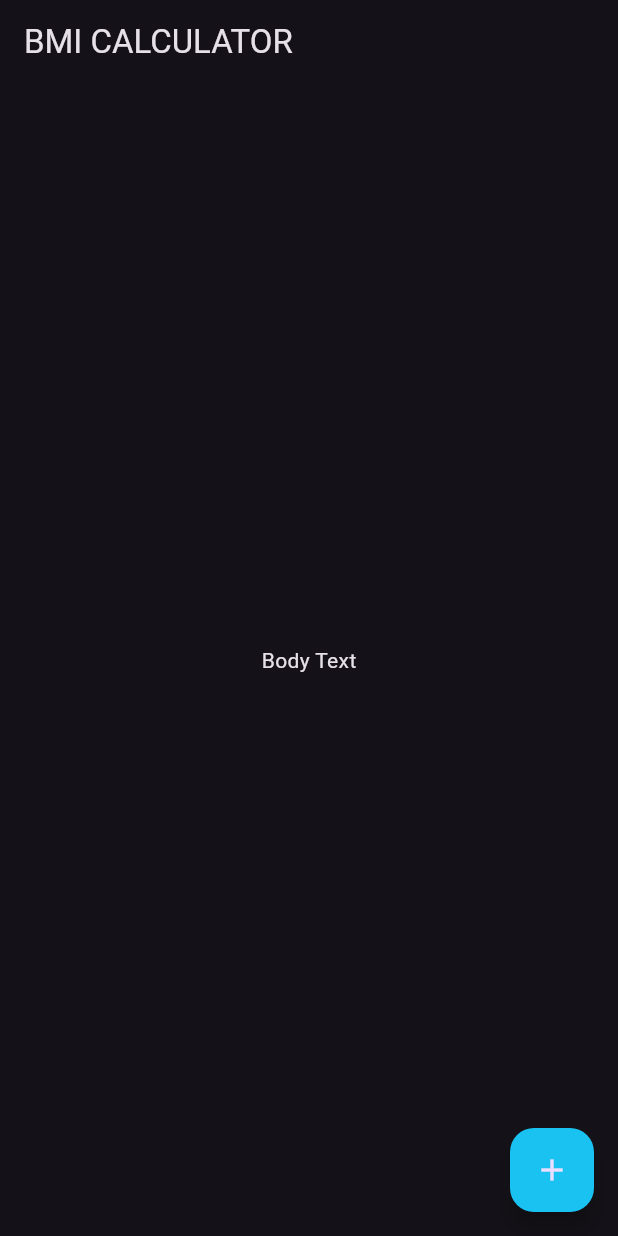
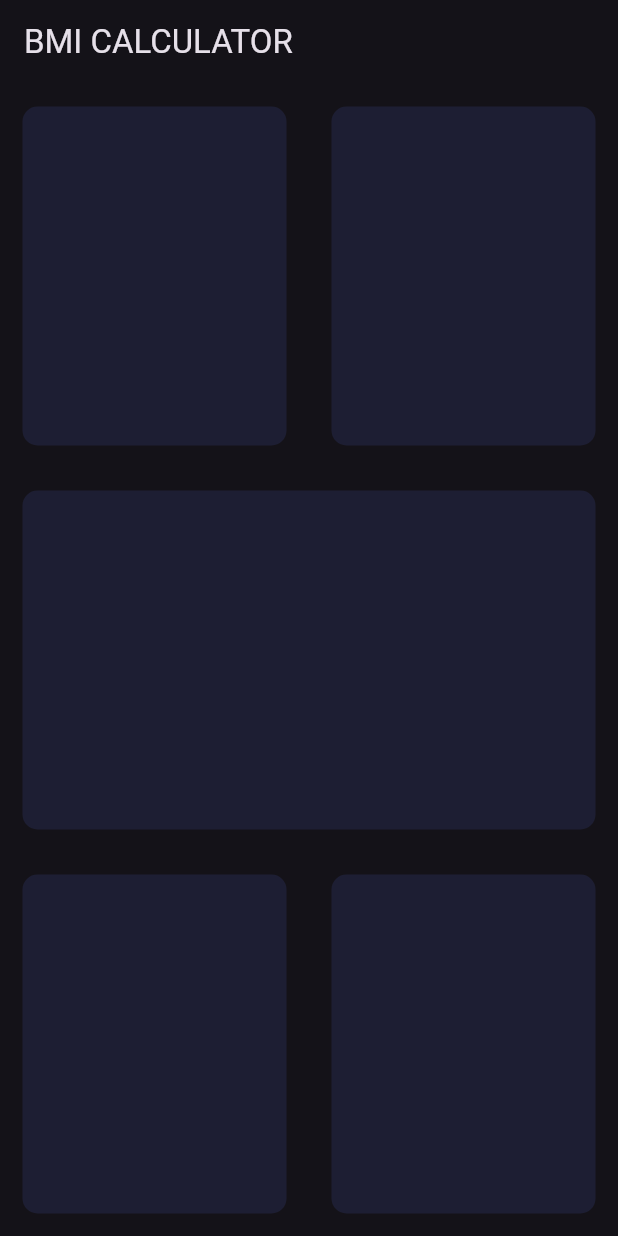
Before and after one commit to alexmortelsison/bmi_calculator, a Flutter app: the screen it shows after launch, on a phone screen of 412 x 824 dp. Run offline on Flutter 3.47's test engine with Material 3 defaults, Android fonts, the phone set to English and light mode, and no system bars.

Commit message:
updated main.dart

```diff
--- a/lib/main.dart
+++ b/lib/main.dart
@@ -29,16 +29,74 @@ class _InputPageState extends State<InputPage> {
       appBar: AppBar(
         title: const Text('BMI CALCULATOR'),
       ),
-      body: const Center(
-        child: Text('Body Text'),
-      ),
-      floatingActionButton: FloatingActionButton(
-        backgroundColor: const Color.fromARGB(255, 26, 194, 241),
-        onPressed: () {},
-        child: const Icon(
-          Icons.add,
-        ),
+      body: const Column(
+        children: [
+          Expanded(
+            child: Row(
+              children: [
+                Expanded(
+                  child: ReusableCard(
+                    Color(
+                      0xFF1D1E33,
+                    ),
+                  ),
+                ),
+                Expanded(
+                  child: ReusableCard(
+                    Color(
+                      0xFF1D1E33,
+                    ),
+                  ),
+                ),
+              ],
+            ),
+          ),
+          Expanded(
+            child: ReusableCard(
+              Color(
+                0xFF1D1E33,
+              ),
+            ),
+          ),
+          Expanded(
+            child: Row(
+              children: [
+                Expanded(
+                  child: ReusableCard(
+                    Color(
+                      0xFF1D1E33,
+                    ),
+                  ),
+                ),
+                Expanded(
+                  child: ReusableCard(
+                    Color(
+                      0xFF1D1E33,
+                    ),
+                  ),
+                ),
+              ],
+            ),
+          ),
+        ],
       ),
     );
   }
 }
+
+class ReusableCard extends StatelessWidget {
+  const ReusableCard(this.colour, {super.key});
+
+  final Color colour;
+
+  @override
+  Widget build(BuildContext context) {
+    return Container(
+      margin: const EdgeInsets.all(15),
+      decoration: BoxDecoration(
+        borderRadius: BorderRadius.circular(10), color: colour,
+        // 0xFF1D1E33
+      ),
+    );
+  }
+}
```
